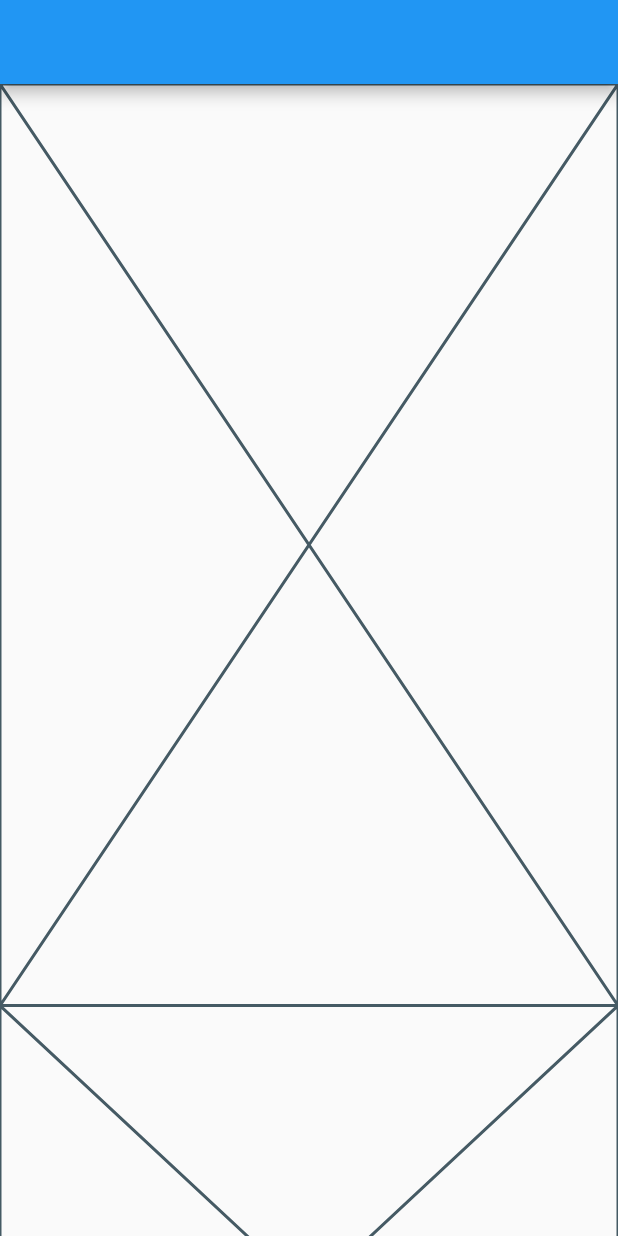
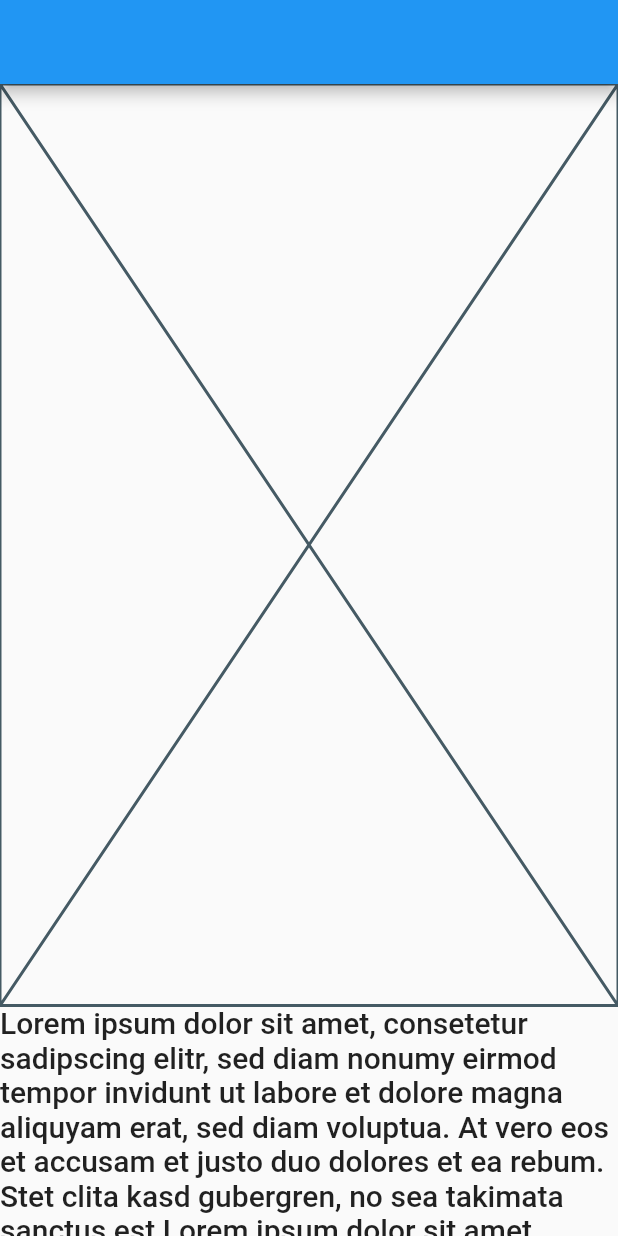
Before and after one commit to MerleL/it_consulting_webapp, a Flutter app: the screen it shows after launch, on a phone screen of 412 x 824 dp. Run offline on Flutter 3.47's test engine with Material 2 defaults, Android fonts, the light colour scheme and no system bars.

Commit message:
Added Lorem Ipsum Text.

```diff
--- a/lib/main.dart
+++ b/lib/main.dart
@@ -15,6 +15,10 @@ class MyApp extends StatelessWidget {
       title: 'IT-Consulting Company',
       theme: ThemeData(
         primarySwatch: Colors.blue,
+        textTheme: const TextTheme(
+          headline1: TextStyle(fontSize: 35.0, fontWeight: FontWeight.bold),
+          bodyText1: TextStyle(fontSize: 20.0),
+        ),
       ),
       home: const Home_Screen(),
     );
--- a/lib/screens/home_screen.dart
+++ b/lib/screens/home_screen.dart
@@ -21,12 +21,12 @@ class Home_Screen extends StatelessWidget {
           child: Column(
             children: [
               buildHero(usableHeight),
-              buildIntroduction(usableHeight),
+              buildIntroduction(usableHeight, context),
               buildNews(usableHeight),
-              buildServices(usableHeight),
-              buildCareer(usableHeight),
-              buildStories(usableHeight),
-              buildPartners(usableHeight),
+              buildServices(usableHeight, context),
+              buildCareer(usableHeight, context),
+              buildStories(usableHeight, context),
+              buildPartners(usableHeight, context),
               const Footer_Module(),
             ],
           ),
@@ -35,27 +35,62 @@ class Home_Screen extends StatelessWidget {
     );
   }
 
-  Placeholder buildPartners(double usableHeight) {
-    return Placeholder(
-      fallbackHeight: usableHeight * 0.4,
+  Column buildPartners(double usableHeight, context) {
+    return Column(
+      children: [
+        Text(
+          'Unsere Partner',
+          style: Theme.of(context).textTheme.headline1,
+        ),
+        Placeholder(
+          fallbackHeight: usableHeight * 0.2,
+        ),
+      ],
     );
   }
 
-  Placeholder buildStories(double usableHeight) {
-    return Placeholder(
-      fallbackHeight: usableHeight * 0.7,
+  Column buildStories(double usableHeight, context) {
+    return Column(
+      children: [
+        Text(
+          'Erfolgsgeschichten',
+          style: Theme.of(context).textTheme.headline1,
+        ),
+        Text(
+          'Lorem ipsum dolor sit amet, consetetur sadipscing elitr, sed diam nonumy eirmod tempor invidunt ut labore et dolore magna aliquyam erat, sed diam voluptua. At vero eos et accusam et justo duo dolores et ea rebum.',
+          style: Theme.of(context).textTheme.bodyText1,
+        ),
+      ],
     );
   }
 
-  Placeholder buildCareer(double usableHeight) {
-    return Placeholder(
-      fallbackHeight: usableHeight * 0.7,
+  Column buildCareer(double usableHeight, context) {
+    return Column(
+      children: [
+        Text(
+          'Werde Teil unseres Teams',
+          style: Theme.of(context).textTheme.headline1,
+        ),
+        Text(
+          'Lorem ipsum dolor sit amet, consetetur sadipscing elitr, sed diam nonumy eirmod tempor invidunt ut labore et dolore magna aliquyam erat, sed diam voluptua. At vero eos et accusam et justo duo dolores et ea rebum.',
+          style: Theme.of(context).textTheme.bodyText1,
+        ),
+      ],
     );
   }
 
-  Placeholder buildServices(double usableHeight) {
-    return Placeholder(
-      fallbackHeight: usableHeight * 0.7,
+  Column buildServices(double usableHeight, context) {
+    return Column(
+      children: [
+        Text(
+          'Unsere Leistungen',
+          style: Theme.of(context).textTheme.headline1,
+        ),
+        Text(
+          'Lorem ipsum dolor sit amet, consetetur sadipscing elitr, sed diam nonumy eirmod tempor invidunt ut labore et dolore magna aliquyam erat, sed diam voluptua. At vero eos et accusam et justo duo dolores et ea rebum.',
+          style: Theme.of(context).textTheme.bodyText1,
+        ),
+      ],
     );
   }
 
@@ -65,9 +100,10 @@ class Home_Screen extends StatelessWidget {
     );
   }
 
-  Placeholder buildIntroduction(double usableHeight) {
-    return Placeholder(
-      fallbackHeight: usableHeight * 0.5,
+  Text buildIntroduction(double usableHeight, context) {
+    return Text(
+      'Lorem ipsum dolor sit amet, consetetur sadipscing elitr, sed diam nonumy eirmod tempor invidunt ut labore et dolore magna aliquyam erat, sed diam voluptua. At vero eos et accusam et justo duo dolores et ea rebum. Stet clita kasd gubergren, no sea takimata sanctus est Lorem ipsum dolor sit amet.',
+      style: Theme.of(context).textTheme.bodyText1,
     );
   }
 
```
Also changed, not shown: lib/screens/about_screen.dart (+63 -23 lines), lib/screens/career_screen.dart (+33 -15 lines), lib/screens/contact_screen.dart (+5 -4 lines).
